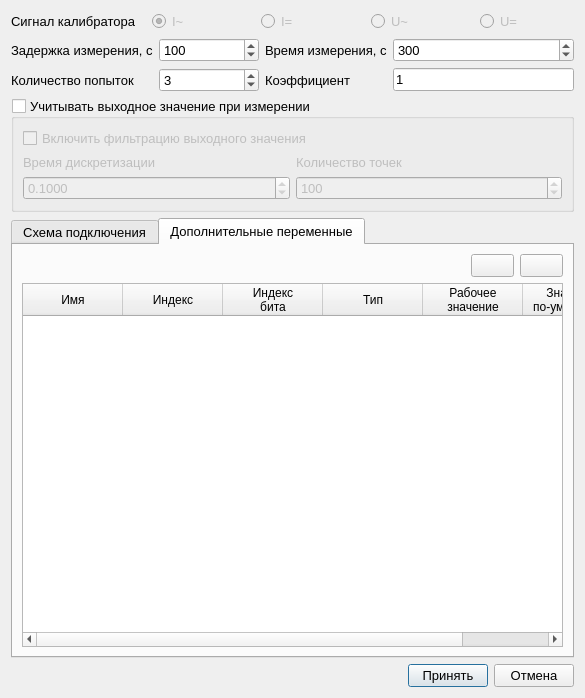
The window that ui/edit_cell_config_dialog.ui (irsural/clb_autocalibration) describes before a commit, drawn with Qt 5.
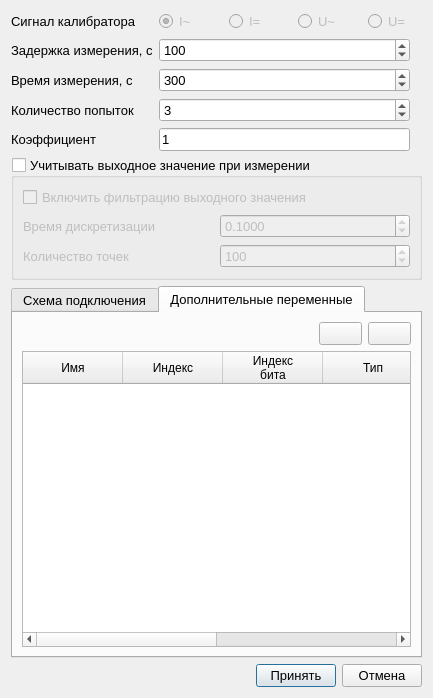
The same window after the commit. Icons and pictures are not drawn. Custom widgets are drawn as their Qt base class.

Patch:
```diff
--- a/ui/edit_cell_config_dialog.ui
+++ b/ui/edit_cell_config_dialog.ui
@@ -6,7 +6,7 @@
    <rect>
     <x>0</x>
     <y>0</y>
-    <width>585</width>
+    <width>407</width>
     <height>698</height>
    </rect>
   </property>
@@ -25,80 +25,23 @@
   <layout class="QVBoxLayout" name="verticalLayout">
    <item>
     <layout class="QVBoxLayout" name="main_widget_layout">
-     <item>
-      <layout class="QHBoxLayout" name="horizontalLayout">
-       <property name="spacing">
-        <number>15</number>
-       </property>
-       <item>
-        <widget class="QLabel" name="label">
-         <property name="text">
-          <string>Сигнал калибратора</string>
-         </property>
-        </widget>
-       </item>
-       <item>
-        <widget class="QRadioButton" name="aci_radio">
-         <property name="enabled">
-          <bool>false</bool>
-         </property>
-         <property name="text">
-          <string>I~</string>
-         </property>
-         <property name="checked">
-          <bool>true</bool>
-         </property>
-        </widget>
-       </item>
-       <item>
-        <widget class="QRadioButton" name="dci_radio">
-         <property name="enabled">
-          <bool>false</bool>
-         </property>
-         <property name="text">
-          <string>I=</string>
-         </property>
-        </widget>
-       </item>
-       <item>
-        <widget class="QRadioButton" name="acv_radio">
-         <property name="enabled">
-          <bool>false</bool>
-         </property>
-         <property name="text">
-          <string>U~</string>
-         </property>
-        </widget>
-       </item>
-       <item>
-        <widget class="QRadioButton" name="dcv_radio">
-         <property name="enabled">
-          <bool>false</bool>
-         </property>
-         <property name="text">
-          <string>U=</string>
-         </property>
-        </widget>
-       </item>
-      </layout>
-     </item>
      <item>
       <layout class="QGridLayout" name="gridLayout">
        <item row="0" column="0">
-        <widget class="QLabel" name="label_4">
+        <widget class="QLabel" name="label">
          <property name="text">
-          <string>Задержка измерения, с</string>
+          <string>Сигнал калибратора</string>
          </property>
         </widget>
        </item>
-       <item row="0" column="2">
-        <widget class="QLabel" name="label_5">
+       <item row="3" column="0">
+        <widget class="QLabel" name="label_3">
          <property name="text">
-          <string>Время измерения, с</string>
+          <string>Количество попыток</string>
          </property>
         </widget>
        </item>
-       <item row="1" column="1">
+       <item row="3" column="1">
         <widget class="QSpinBox" name="retry_count_spinbox">
          <property name="sizePolicy">
           <sizepolicy hsizetype="Preferred" vsizetype="Fixed">
@@ -120,25 +63,7 @@
          </property>
         </widget>
        </item>
-       <item row="1" column="3">
-        <widget class="QEditDoubleClick" name="coefficient_edit">
-         <property name="minimumSize">
-          <size>
-           <width>100</width>
-           <height>0</height>
-          </size>
-         </property>
-         <property name="font">
-          <font>
-           <pointsize>10</pointsize>
-          </font>
-         </property>
-         <property name="text">
-          <string>1</string>
-         </property>
-        </widget>
-       </item>
-       <item row="0" column="1">
+       <item row="1" column="1">
         <widget class="QSpinBox" name="measure_delay_spinbox">
          <property name="sizePolicy">
           <sizepolicy hsizetype="Preferred" vsizetype="Fixed">
@@ -163,14 +88,64 @@
          </property>
         </widget>
        </item>
-       <item row="1" column="0">
-        <widget class="QLabel" name="label_3">
+       <item row="0" column="1" colspan="3">
+        <layout class="QHBoxLayout" name="horizontalLayout">
+         <property name="spacing">
+          <number>15</number>
+         </property>
+         <item>
+          <widget class="QRadioButton" name="aci_radio">
+           <property name="enabled">
+            <bool>false</bool>
+           </property>
+           <property name="text">
+            <string>I~</string>
+           </property>
+           <property name="checked">
+            <bool>true</bool>
+           </property>
+          </widget>
+         </item>
+         <item>
+          <widget class="QRadioButton" name="dci_radio">
+           <property name="enabled">
+            <bool>false</bool>
+           </property>
+           <property name="text">
+            <string>I=</string>
+           </property>
+          </widget>
+         </item>
+         <item>
+          <widget class="QRadioButton" name="acv_radio">
+           <property name="enabled">
+            <bool>false</bool>
+           </property>
+           <property name="text">
+            <string>U~</string>
+           </property>
+          </widget>
+         </item>
+         <item>
+          <widget class="QRadioButton" name="dcv_radio">
+           <property name="enabled">
+            <bool>false</bool>
+           </property>
+           <property name="text">
+            <string>U=</string>
+           </property>
+          </widget>
+         </item>
+        </layout>
+       </item>
+       <item row="2" column="0">
+        <widget class="QLabel" name="label_5">
          <property name="text">
-          <string>Количество попыток</string>
+          <string>Время измерения, с</string>
          </property>
         </widget>
        </item>
-       <item row="0" column="3">
+       <item row="2" column="1">
         <widget class="QSpinBox" name="measure_time_spinbox">
          <property name="sizePolicy">
           <sizepolicy hsizetype="Expanding" vsizetype="Fixed">
@@ -195,13 +170,38 @@
          </property>
         </widget>
        </item>
-       <item row="1" column="2">
+       <item row="1" column="0">
+        <widget class="QLabel" name="label_4">
+         <property name="text">
+          <string>Задержка измерения, с</string>
+         </property>
+        </widget>
+       </item>
+       <item row="4" column="0">
         <widget class="QLabel" name="label_2">
          <property name="text">
           <string>Коэффициент</string>
          </property>
         </widget>
        </item>
+       <item row="4" column="1">
+        <widget class="QEditDoubleClick" name="coefficient_edit">
+         <property name="minimumSize">
+          <size>
+           <width>100</width>
+           <height>0</height>
+          </size>
+         </property>
+         <property name="font">
+          <font>
+           <pointsize>10</pointsize>
+          </font>
+         </property>
+         <property name="text">
+          <string>1</string>
+         </property>
+        </widget>
+       </item>
       </layout>
      </item>
      <item>
@@ -225,7 +225,14 @@
         </item>
         <item>
          <layout class="QGridLayout" name="gridLayout_2">
-          <item row="1" column="0">
+          <item row="0" column="0">
+           <widget class="QLabel" name="label_6">
+            <property name="text">
+             <string>Время дискретизации</string>
+            </property>
+           </widget>
+          </item>
+          <item row="0" column="1">
            <widget class="QDoubleSpinBox" name="sampling_time_spinbox">
             <property name="decimals">
              <number>4</number>
@@ -238,10 +245,10 @@
             </property>
            </widget>
           </item>
-          <item row="0" column="0">
-           <widget class="QLabel" name="label_6">
+          <item row="1" column="0">
+           <widget class="QLabel" name="label_7">
             <property name="text">
-             <string>Время дискретизации</string>
+             <string>Количество точек</string>
             </property>
            </widget>
           </item>
@@ -255,13 +262,6 @@
             </property>
            </widget>
           </item>
-          <item row="0" column="1">
-           <widget class="QLabel" name="label_7">
-            <property name="text">
-             <string>Количество точек</string>
-            </property>
-           </widget>
-          </item>
          </layout>
         </item>
        </layout>
```
Left out of the diff: 6 changed lines with no effect on the pictures.
